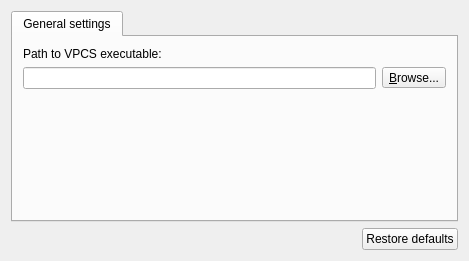
Old version of the form gns3/modules/vpcs/ui/vpcs_preferences_page.ui in the repository GNS3/gns3-gui.
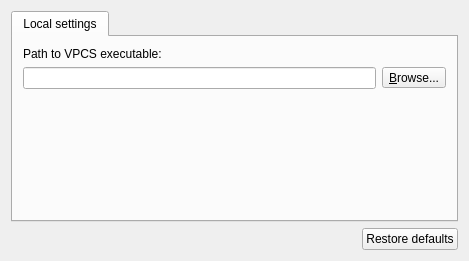
New version of the form.

Commit message: General settings => local settings

Patch:
```diff
--- a/gns3/modules/vpcs/ui/vpcs_preferences_page.ui
+++ b/gns3/modules/vpcs/ui/vpcs_preferences_page.ui
@@ -24,7 +24,7 @@
      </property>
      <widget class="QWidget" name="uiGeneralSettingsTabWidget">
       <attribute name="title">
-       <string>General settings</string>
+       <string>Local settings</string>
       </attribute>
       <layout class="QVBoxLayout" name="verticalLayout">
        <property name="leftMargin">
```
The commit also changes 7 other files.
